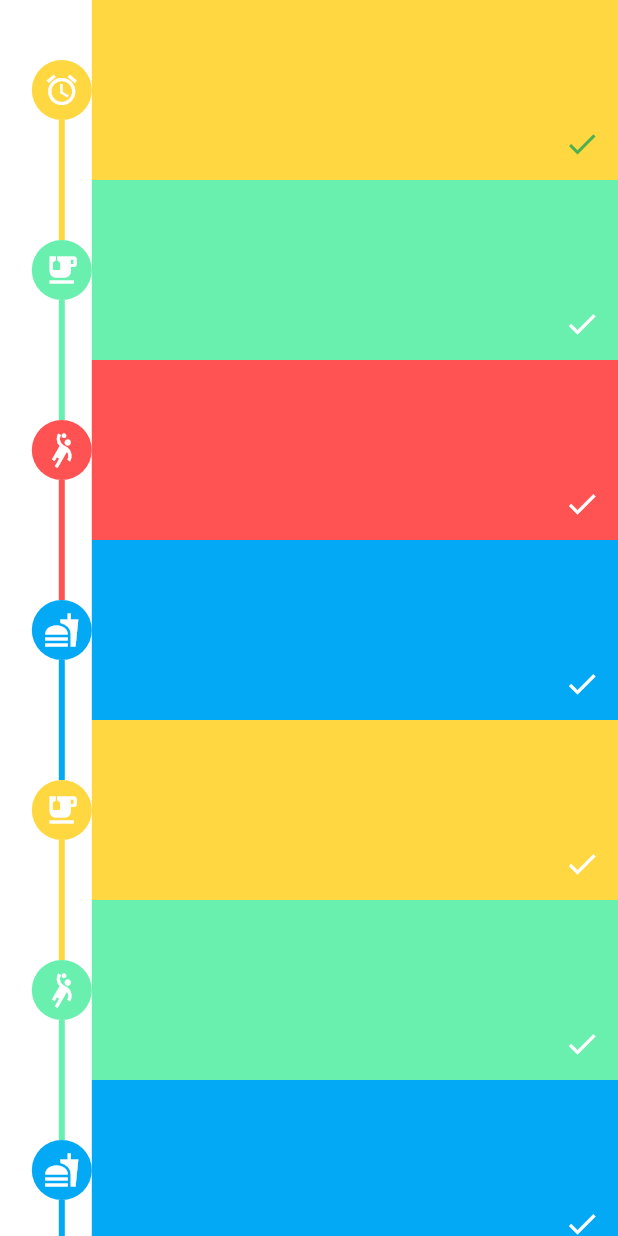
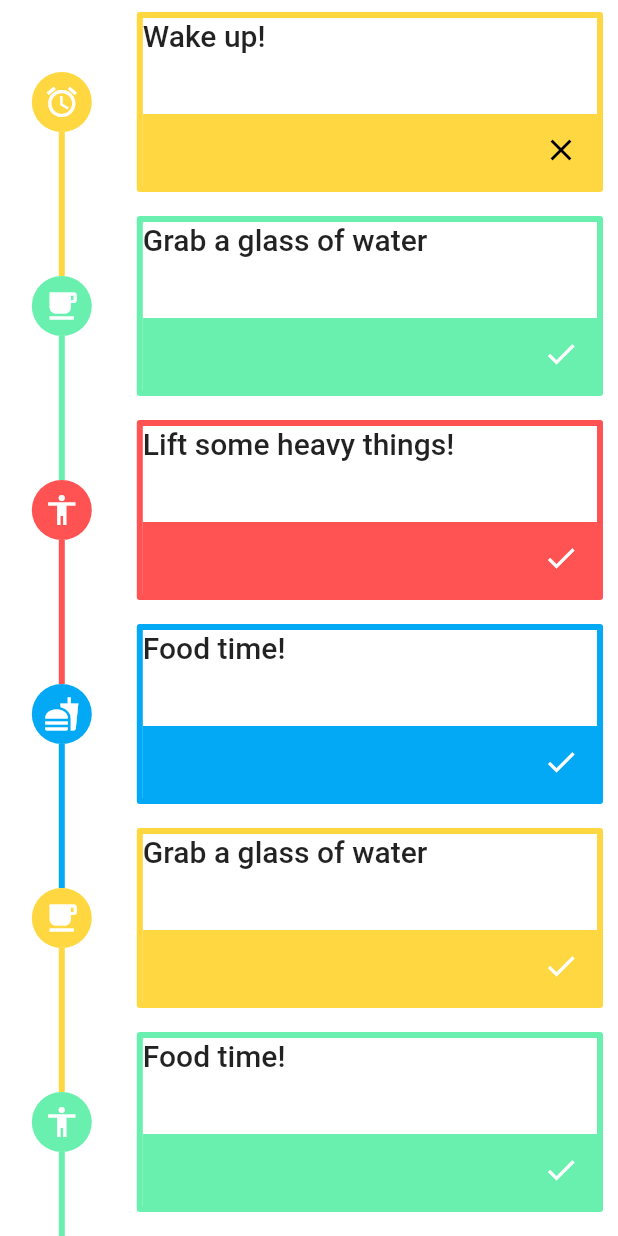
Before and after one commit to tomaszpolanski/healfy, a Flutter app: the screen it shows after launch, after a tap on the "done" icon, on a phone screen of 412 x 824 dp. Run offline on Flutter 3.47's test engine with Material 2 defaults, Android fonts, the phone set to English and light mode, and no system bars; drawn by our look-alikes of timeline_tile; our stand-ins replace equatable.

Commit message:
Improving ui (#8)
* Updating UI

* Update timeline_model.dart

* wip

* Update timeline_model_test.dart

Co-authored-by: Tomek Polanski <tpolanski@groupon.com>

```diff
--- a/lib/features/timeline/timeline_element.dart
+++ b/lib/features/timeline/timeline_element.dart
@@ -18,20 +18,40 @@
   @override
   Widget build(BuildContext context) {
     return Container(
+      margin: const EdgeInsets.only(left: 30, top: 8, bottom: 8, right: 10),
       constraints: const BoxConstraints(
         minHeight: 120,
       ),
+      decoration: BoxDecoration(
+        borderRadius: BorderRadius.circular(2),
+        border: Border.all(
+          color: color,
+          width: 4,
+        ),
+      ),
+      child: Column(
+        crossAxisAlignment: CrossAxisAlignment.stretch,
+        mainAxisAlignment: MainAxisAlignment.spaceBetween,
+        children: [
+          Text(
+            data.text,
+            style: Theme.of(context).textTheme.headline6,
+          ),
+          Container(
             color: color,
             child: Align(
               alignment: Alignment.bottomRight,
               child: IconButton(
                 onPressed: () => onDone(!data.completed),
                 icon: Icon(
-            Icons.done,
+                  data.completed ? Icons.close : Icons.done,
                   key: completeIconKey,
-            color: data.completed ? Colors.green : Colors.white,
+                  color: data.completed ? Colors.black : Colors.white,
                 ),
               ),
+            ),
+          ),
+        ],
       ),
     );
   }
--- a/lib/features/timeline/timeline_model.dart
+++ b/lib/features/timeline/timeline_model.dart
@@ -7,35 +7,39 @@ class TimelineData extends Equatable {
   const TimelineData(
     this.type, {
     this.completed = false,
+    @required this.text,
   });
 
   final TimelineType type;
   final bool completed;
+  final String text;
 
   TimelineData copyWith({
     bool completed,
+    String text,
   }) {
     return TimelineData(
       type,
       completed: completed ?? this.completed,
+      text: text ?? this.text,
     );
   }
 
   @override
-  List<Object> get props => [type, completed];
+  List<Object> get props => [type, completed, text];
 }
 
 extension TimelineTypeEx on TimelineType {
   IconData toIcon() {
     switch (this) {
       case TimelineType.exercise:
-        return Icons.sports_handball;
+        return Icons.accessibility;
       case TimelineType.wake_up:
         return Icons.alarm;
       case TimelineType.water:
-        return Icons.emoji_food_beverage;
+        return Icons.free_breakfast;
       case TimelineType.food:
-        return Icons.fastfood_sharp;
+        return Icons.fastfood;
     }
     throw Exception('Type not handled');
   }
--- a/lib/features/timeline/timeline_page.dart
+++ b/lib/features/timeline/timeline_page.dart
@@ -153,15 +153,15 @@ class TimelineElement extends StatelessWidget {
 }
 
 const mockData = [
-  TimelineData(TimelineType.wake_up),
-  TimelineData(TimelineType.water),
-  TimelineData(TimelineType.exercise),
-  TimelineData(TimelineType.food),
-  TimelineData(TimelineType.water),
-  TimelineData(TimelineType.exercise),
-  TimelineData(TimelineType.food),
-  TimelineData(TimelineType.water),
-  TimelineData(TimelineType.exercise),
+  TimelineData(TimelineType.wake_up, text: 'Wake up!'),
+  TimelineData(TimelineType.water, text: 'Grab a glass of water'),
+  TimelineData(TimelineType.exercise, text: 'Lift some heavy things!'),
+  TimelineData(TimelineType.food, text: 'Food time!'),
+  TimelineData(TimelineType.water, text: 'Grab a glass of water'),
+  TimelineData(TimelineType.exercise, text: 'Food time!'),
+  TimelineData(TimelineType.food, text: 'Food time!'),
+  TimelineData(TimelineType.water, text: 'Grab a glass of water'),
+  TimelineData(TimelineType.exercise, text: 'Lift some heavy things!'),
 ];
 
 extension IterableEx<T> on Iterable<T> {
```
Also changed, not shown: 3 other files. Lines whose indentation alone changed are shown as unchanged.
